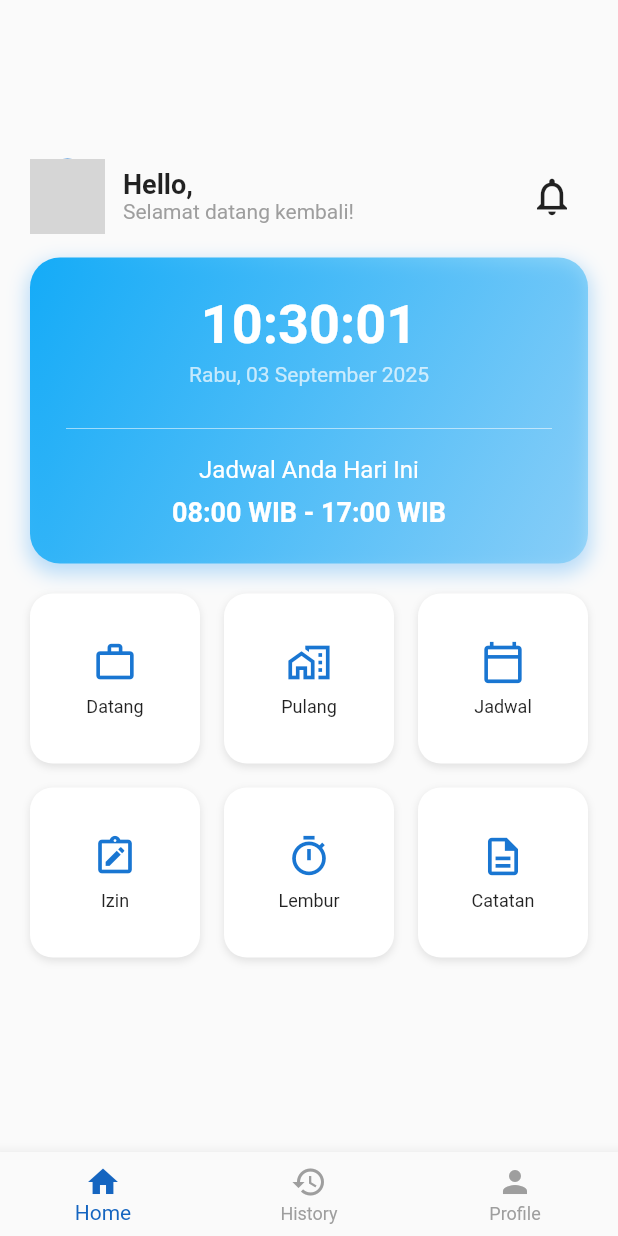
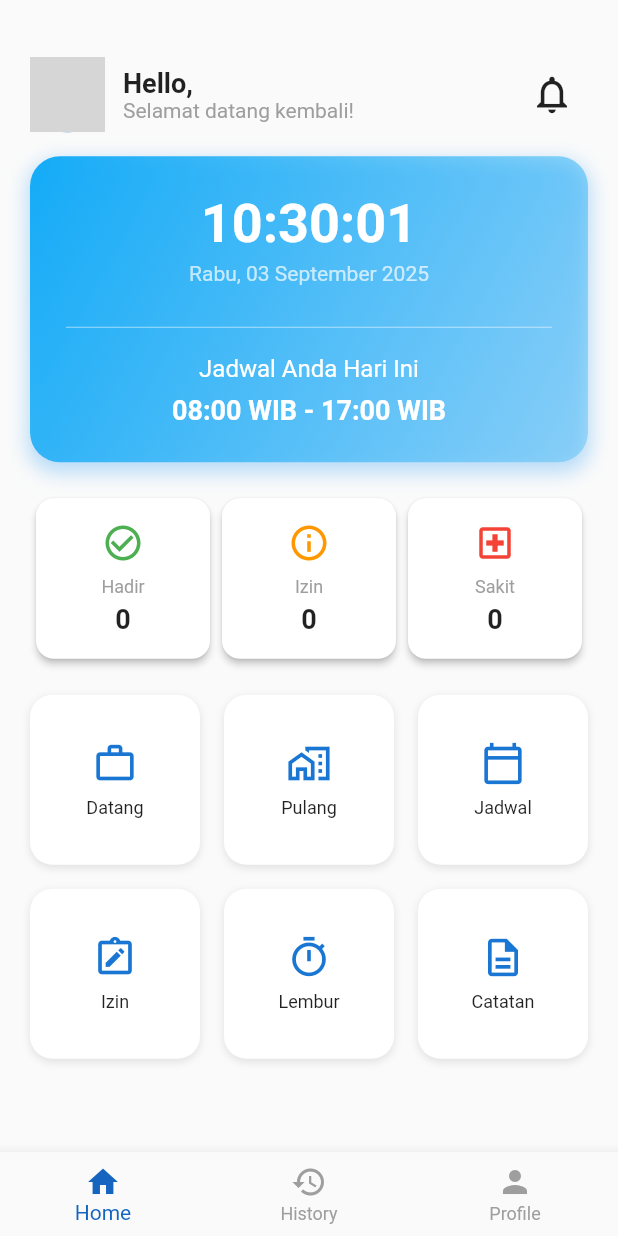
Before and after one commit to farhanmuzakki213/Frontend_Merallin, a Flutter app: the HomeScreen screen opened directly, on a phone screen of 412 x 824 dp. Run offline on Flutter 3.47's test engine with Material 2 defaults, Android fonts, the phone set to English and light mode, and no system bars; our stand-ins replace file_picker, flutter_dotenv, flutter_image_compress, flutter_svg, geocoding, geolocator and 5 more; accounts and stored records are empty; network calls fail; Roboto replaces fonts that are missing (Poppins); grey boxes are pictures that could not be loaded.

Commit message:
penambahan card Hadir, Izin, Sakit karyawan

```diff
--- a/lib/home_screen.dart
+++ b/lib/home_screen.dart
@@ -10,7 +10,7 @@ import 'package:frontend_merallin/utils/image_absen_helper.dart';
 import 'package:frontend_merallin/vehicle_location_list_screen.dart';
 import 'package:frontend_merallin/vehicle_location_progress_screen.dart';
 import 'package:intl/intl.dart';
-
+import 'package:frontend_merallin/providers/dashboard_provider.dart';
 import 'package:frontend_merallin/profile_screen.dart';
 import 'package:frontend_merallin/providers/attendance_provider.dart';
 import 'package:frontend_merallin/providers/auth_provider.dart';
@@ -100,6 +100,7 @@ class _HomeScreenContentState extends State<HomeScreenContent> {
       if (authProvider.token != null) {
         Provider.of<AttendanceProvider>(context, listen: false)
             .checkTodayAttendanceStatus(authProvider.token!);
+         // +++ PANGGIL PROVIDER DASHBOARD BARU +++
         if (authProvider.user?.roles.contains('driver') ?? false) {
           // Ganti fetchMonthlyTrips menjadi fetchTrips
           Provider.of<TripProvider>(context, listen: false)
@@ -319,10 +320,92 @@ class _HomeScreenContentState extends State<HomeScreenContent> {
           children: [
             _buildHeader(user?.name ?? 'User'),
             _buildTimeCard(),
+            // +++ LETAKKAN WIDGET BARU DI SINI +++
+            _buildDashboardStats(),
             if (userRole == 'driver') const _TripCalculatorCard(),
             _buildMenuGrid(context, userRole),
             const SizedBox(height: 20),
           ],
+        ),
+      ),
+    );
+  }
+  // ++ KODE BARU +++
+  Widget _buildDashboardStats() {
+    return Padding(
+      padding: const EdgeInsets.fromLTRB(20, 20, 20, 0),
+      child: Consumer<DashboardProvider>(
+        builder: (context, provider, child) {
+          if (provider.isLoading) {
+            // Tampilan loading
+            return const Center(child: CircularProgressIndicator());
+          }
+
+          if (provider.errorMessage != null) {
+            // Tampilan error
+            return Center(
+              child: Text(
+                'Gagal memuat statistik: ${provider.errorMessage}',
+                textAlign: TextAlign.center,
+                style: const TextStyle(color: Colors.red),
+              ),
+            );
+          }
+
+          // Tampilan card statistik
+          return Row(
+            mainAxisAlignment: MainAxisAlignment.spaceAround,
+            children: [
+              _buildStatCard(
+                context,
+                'Hadir',
+                provider.hadirCount.toString(),
+                Icons.check_circle_outline,
+                Colors.green,
+              ),
+              _buildStatCard(
+                context,
+                'Izin',
+                provider.izinCount.toString(),
+                Icons.info_outline,
+                Colors.orange,
+              ),
+              _buildStatCard(
+                context,
+                'Sakit',
+                provider.sakitCount.toString(),
+                Icons.local_hospital_outlined,
+                Colors.red,
+              ),
+            ],
+          );
+        },
+      ),
+    );
+  }
+
+  Widget _buildStatCard(BuildContext context, String title, String count, IconData icon, Color color) {
+    return Expanded(
+      child: Card(
+        elevation: 2,
+        shape: RoundedRectangleBorder(borderRadius: BorderRadius.circular(12)),
+        child: Padding(
+          padding: const EdgeInsets.symmetric(vertical: 16.0, horizontal: 8.0),
+          child: Column(
+            children: [
+              Icon(icon, color: color, size: 28),
+              const SizedBox(height: 8),
+              Text(
+                title,
+                style: const TextStyle(fontSize: 12, color: Colors.grey),
+              ),
+              const SizedBox(height: 4),
+              Text(
+                count,
+                style: const TextStyle(fontSize: 18, fontWeight: FontWeight.bold),
+              ),
+            ],
+          ),
         ),
       ),
     );
@@ -392,12 +475,17 @@ class _HomeScreenContentState extends State<HomeScreenContent> {
           AnimatedMenuItem(
               icon: Icons.note_alt_outlined,
               label: 'Izin',
-              onTap: () {
-                Navigator.push(
+              onTap: () async { // <-- Tambahkan 'async'
+                // Tunggu sampai pengguna kembali dari LeaveRequestScreen
+                await Navigator.push(
                   context,
                   MaterialPageRoute(
-                      builder: (context) => const LeaveRequestScreen()),
+                    builder: (context) => const LeaveRequestScreen()),
                 );
+                if (mounted) {
+      Provider.of<DashboardProvider>(context, listen: false)
+          .fetchDashboardData();
+          }
               }),
           AnimatedMenuItem(
               icon: Icons.timer_outlined,
--- a/lib/main.dart
+++ b/lib/main.dart
@@ -10,6 +10,7 @@ import 'package:frontend_merallin/providers/auth_provider.dart';
 import 'package:frontend_merallin/providers/bbm_provider.dart';
 import 'package:frontend_merallin/providers/trip_provider.dart';
 import 'package:frontend_merallin/providers/vehicle_location_provider.dart';
+import 'package:frontend_merallin/providers/dashboard_provider.dart';
 import 'package:provider/provider.dart';
 import 'package:flutter_dotenv/flutter_dotenv.dart';
 import 'package:hive_flutter/hive_flutter.dart';
@@ -63,6 +64,13 @@ class MyApp extends StatelessWidget {
         ChangeNotifierProvider(create: (context) => HistoryProvider()),
         ChangeNotifierProvider(create: (context) => BbmProvider()),
         ChangeNotifierProvider(create: (context) => VehicleLocationProvider()),
+        ChangeNotifierProxyProvider<AuthProvider, DashboardProvider>(
+  create: (context) => DashboardProvider(),
+  update: (context, auth, dashboard) {
+    dashboard!.updateToken(auth.token);
+    return dashboard;
+  },
+),
       ],
       child: MaterialApp(
         title: 'Merallin Group',
--- /dev/null
+++ b/lib/providers/dashboard_provider.dart
@@ -0,0 +1,76 @@
+// lib/providers/dashboard_provider.dart
+
+import 'package:flutter/material.dart';
+import 'package:frontend_merallin/models/izin_model.dart';
+import 'package:frontend_merallin/services/attendance_service.dart';
+import 'package:frontend_merallin/services/izin_service.dart';
+
+class DashboardProvider with ChangeNotifier {
+  final AttendanceService _attendanceService = AttendanceService();
+  final IzinService _izinService = IzinService();
+
+  bool _isLoading = false;
+  String? _errorMessage;
+  int _hadirCount = 0;
+  int _sakitCount = 0;
+  int _izinCount = 0;
+  String? _token;
+
+  bool get isLoading => _isLoading;
+  String? get errorMessage => _errorMessage;
+  int get hadirCount => _hadirCount;
+  int get sakitCount => _sakitCount;
+  int get izinCount => _izinCount;
+
+  void updateToken(String? newToken) {
+    if (newToken != null && _token != newToken) {
+      _token = newToken;
+      fetchDashboardData();
+    }
+  }
+
+  Future<void> fetchDashboardData() async {
+    if (_token == null) return;
+
+    _isLoading = true;
+    _errorMessage = null;
+    notifyListeners();
+
+    try {
+      final results = await Future.wait([
+        _attendanceService.getAttendanceHistory(_token!),
+        _izinService.getLeaveHistory(_token!),
+      ]);
+
+      // --- PERBAIKAN 1: Menghapus 'as List<dynamic>' yang tidak perlu ---
+      final attendances = results[0];
+      final now = DateTime.now();
+      _hadirCount = (attendances as List).where((att) {
+        final attendanceDate = att.createdAt as DateTime;
+        return attendanceDate.month == now.month &&
+            attendanceDate.year == now.year;
+      }).length;
+
+      // --- PERBAIKAN 2: Menghapus 'as List<Izin>' yang tidak perlu ---
+      final leaveRequests = results[1];
+      _sakitCount = (leaveRequests as List).where((izin) {
+        final izinDate = izin.tanggalMulai;
+        return izin.jenisIzin == LeaveType.sakit &&
+            izinDate.month == now.month &&
+            izinDate.year == now.year;
+      }).length;
+
+      _izinCount = (leaveRequests as List).where((izin) {
+        final izinDate = izin.tanggalMulai;
+        return izin.jenisIzin == LeaveType.kepentinganKeluarga &&
+            izinDate.month == now.month &&
+            izinDate.year == now.year;
+      }).length;
+    } catch (e) {
+      _errorMessage = e.toString().replaceAll('Exception: ', '');
+    } finally {
+      _isLoading = false;
+      notifyListeners();
+    }
+  }
+}
```
Also changed, not shown: lib/services/attendance_service.dart (+29 -0 lines).
